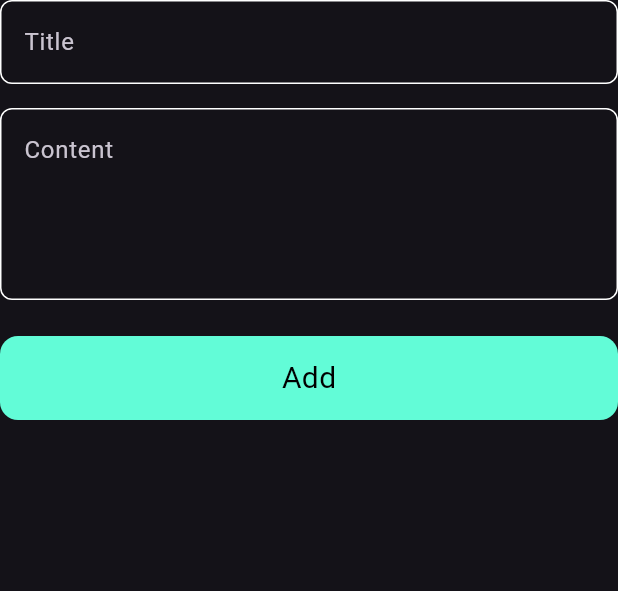
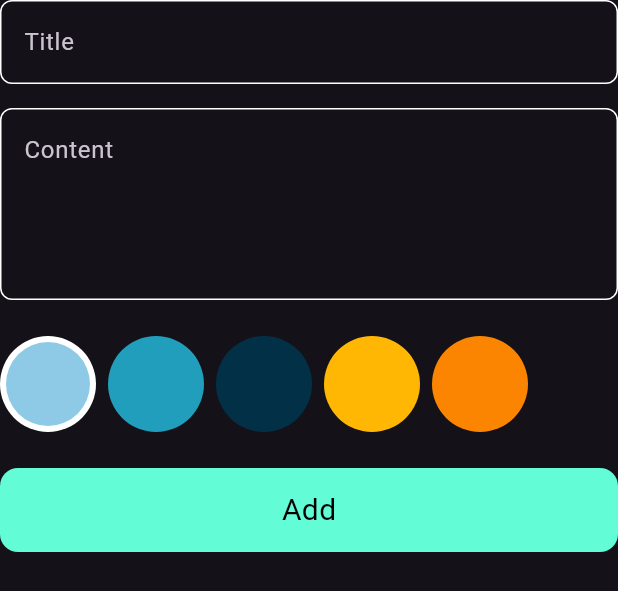
Before and after one commit to Mahmoud-Magdy17/notes_app, a Flutter app: the AddNoteForm widget shown alone on an empty page, opened directly, on a phone screen of 412 x 824 dp. Shown: the top 591 px of the screen. Run offline on Flutter 3.47's test engine with Material 3 defaults, Android fonts, the phone set to English and light mode, and no system bars; our stand-ins replace bloc, flutter_bloc, hive, hive_flutter; accounts and stored records are empty; Roboto replaces fonts that are missing (assets/fonts/Poppins/Poppins-Regular.ttf).

Commit message:
colos list view

```diff
--- a/lib/core/constants/constants.dart
+++ b/lib/core/constants/constants.dart
@@ -2,3 +2,11 @@ import 'package:flutter/material.dart';
 
 const kPrimaryColor = Color(0xff62fcd7);
 const kNotesBox = 'notes_box';
+
+const List<Color> kListOfColos = [
+  Color(0xff8ecae6),
+  Color(0xff219ebc),
+  Color(0xff023047),
+  Color(0xffffb703),
+  Color(0xfffb8500),
+];
--- a/lib/core/models/note_model.dart
+++ b/lib/core/models/note_model.dart
@@ -1,4 +1,3 @@
-import 'dart:ui';
 
 import 'package:hive/hive.dart';
 
--- a/lib/features/add_note_feature/ui/widgets/add_note_form.dart
+++ b/lib/features/add_note_feature/ui/widgets/add_note_form.dart
@@ -1,6 +1,7 @@
 import 'package:flutter/material.dart';
 import 'package:flutter_bloc/flutter_bloc.dart';
 import 'package:intl/intl.dart';
+import 'package:notes_app/core/constants/constants.dart';
 import 'package:notes_app/core/models/note_model.dart';
 import 'package:notes_app/features/add_note_feature/logic/cubit/add_note_cubit.dart';
 import 'package:notes_app/features/all_notes_features/logic/cubit/all_notes_cubit.dart';
@@ -48,6 +49,10 @@ class _AddNoteFormState extends State<AddNoteForm> {
             const SizedBox(
               height: 24,
             ),
+            const ColorsListView(),
+            const SizedBox(
+              height: 24,
+            ),
             BlocBuilder<AddNoteCubit, AddNoteState>(
               builder: (context, state) {
                 return CustomButton(
@@ -81,3 +86,64 @@ class _AddNoteFormState extends State<AddNoteForm> {
     );
   }
 }
+
+class ColorsListView extends StatefulWidget {
+  const ColorsListView({super.key});
+
+  @override
+  State<ColorsListView> createState() => _ColorsListViewState();
+}
+
+class _ColorsListViewState extends State<ColorsListView> {
+  int currentIndex = 0;
+  @override
+  Widget build(BuildContext context) {
+    return SizedBox(
+      height: 32 * 2,
+      child: ListView.separated(
+        scrollDirection: Axis.horizontal,
+        itemCount: kListOfColos.length,
+        itemBuilder: (context, index) {
+          return GestureDetector(
+            onTap: () {
+              setState(() {
+                currentIndex = index;
+              });
+            },
+            child: ColorItem(
+              color: kListOfColos[index].value,
+              isActive: currentIndex == index,
+            ),
+          );
+        },
+        separatorBuilder: (BuildContext context, int index) {
+          return const SizedBox(
+            width: 8,
+          );
+        },
+      ),
+    );
+  }
+}
+
+class ColorItem extends StatelessWidget {
+  const ColorItem({super.key, required this.color, required this.isActive});
+  final bool isActive;
+  final int color;
+  @override
+  Widget build(BuildContext context) {
+    return isActive
+        ? CircleAvatar(
+            backgroundColor: Colors.white,
+            radius: 32,
+            child: CircleAvatar(
+              backgroundColor: Color(color),
+              radius: 28,
+            ),
+          )
+        : CircleAvatar(
+            backgroundColor: Color(color),
+            radius: 32,
+          );
+  }
+}
--- a/lib/features/edit_note_feature/ui/edit_note_view.dart
+++ b/lib/features/edit_note_feature/ui/edit_note_view.dart
@@ -5,7 +5,6 @@ import 'package:notes_app/core/widgets/custom_app_bar.dart';
 import 'package:notes_app/features/all_notes_features/logic/cubit/all_notes_cubit.dart';
 
 import '../../add_note_feature/ui/widgets/custom_text_form_field.dart';
-import 'widgets/edit_note_form.dart';
 
 class EditNoteView extends StatefulWidget {
   const EditNoteView({super.key, required this.note});
```
